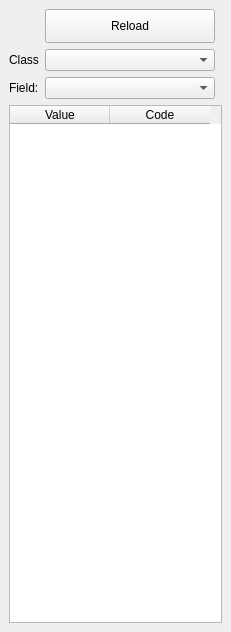
Qt form AttributeTools/code_list.ui (dsgoficial/DsgTools) before a commit.
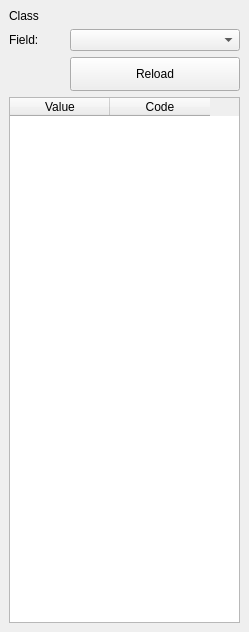
The same form after that commit. Custom widgets are drawn as their Qt base class.

```diff
--- a/AttributeTools/code_list.ui
+++ b/AttributeTools/code_list.ui
@@ -6,7 +6,7 @@
    <rect>
     <x>0</x>
     <y>0</y>
-    <width>231</width>
+    <width>249</width>
     <height>632</height>
    </rect>
   </property>
@@ -15,30 +15,24 @@
   </property>
   <widget class="QWidget" name="dockWidgetContents">
    <layout class="QGridLayout" name="gridLayout">
-    <item row="2" column="1">
-     <widget class="QComboBox" name="comboBox">
-      <property name="sizePolicy">
-       <sizepolicy hsizetype="Minimum" vsizetype="Fixed">
-        <horstretch>0</horstretch>
-        <verstretch>0</verstretch>
-       </sizepolicy>
-      </property>
-      <property name="minimumSize">
-       <size>
-        <width>170</width>
-        <height>0</height>
-       </size>
-      </property>
-     </widget>
-    </item>
-    <item row="1" column="0">
+    <item row="0" column="0">
      <widget class="QLabel" name="label_2">
       <property name="text">
        <string>Class</string>
       </property>
      </widget>
     </item>
-    <item row="2" column="0">
+    <item row="0" column="1">
+     <widget class="DsgCustomComboBox" name="classComboBox" native="true">
+      <property name="sizePolicy">
+       <sizepolicy hsizetype="Preferred" vsizetype="Fixed">
+        <horstretch>0</horstretch>
+        <verstretch>0</verstretch>
+       </sizepolicy>
+      </property>
+     </widget>
+    </item>
+    <item row="1" column="0">
      <widget class="QLabel" name="label">
       <property name="text">
        <string>Field:</string>
@@ -46,23 +40,22 @@
      </widget>
     </item>
     <item row="1" column="1">
-     <widget class="QComboBox" name="classComboBox"/>
-    </item>
-    <item row="4" column="0" colspan="3">
-     <widget class="QTableWidget" name="tableWidget">
-      <column>
-       <property name="text">
-        <string>Value</string>
-       </property>
-      </column>
-      <column>
-       <property name="text">
-        <string>Code</string>
-       </property>
-      </column>
+     <widget class="QComboBox" name="comboBox">
+      <property name="sizePolicy">
+       <sizepolicy hsizetype="Minimum" vsizetype="Fixed">
+        <horstretch>0</horstretch>
+        <verstretch>0</verstretch>
+       </sizepolicy>
+      </property>
+      <property name="minimumSize">
+       <size>
+        <width>170</width>
+        <height>0</height>
+       </size>
+      </property>
      </widget>
     </item>
-    <item row="0" column="1">
+    <item row="2" column="1">
      <widget class="QPushButton" name="refreshButton">
       <property name="minimumSize">
        <size>
@@ -75,9 +68,31 @@
       </property>
      </widget>
     </item>
+    <item row="3" column="0" colspan="2">
+     <widget class="QTableWidget" name="tableWidget">
+      <column>
+       <property name="text">
+        <string>Value</string>
+       </property>
+      </column>
+      <column>
+       <property name="text">
+        <string>Code</string>
+       </property>
+      </column>
+     </widget>
+    </item>
    </layout>
   </widget>
  </widget>
+ <customwidgets>
+  <customwidget>
+   <class>DsgCustomComboBox</class>
+   <extends>QWidget</extends>
+   <header>DsgTools.CustomWidgets.BasicInterfaceWidgets.dsgCustomComboBox.h</header>
+   <container>1</container>
+  </customwidget>
+ </customwidgets>
  <resources/>
  <connections/>
 </ui>
```
